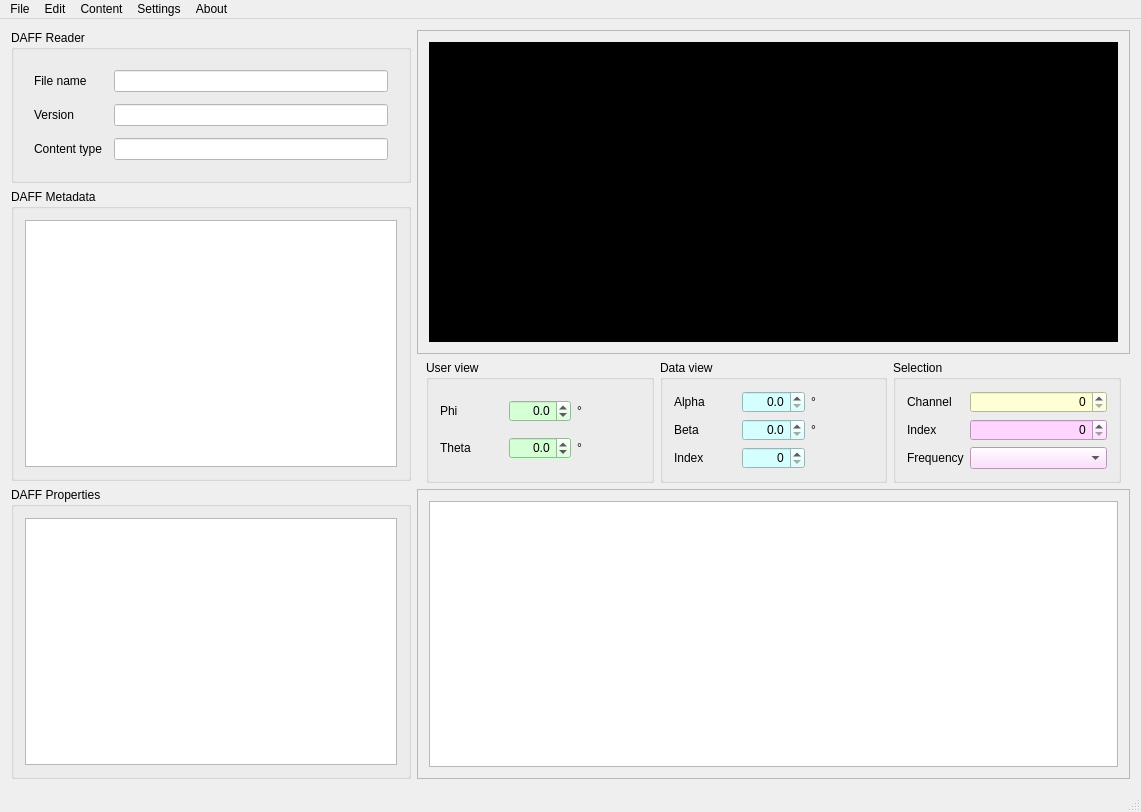
Old version of the form apps/viewer/ui/QDAFFViewerWindow.ui in the repository svn2github/opendaff.
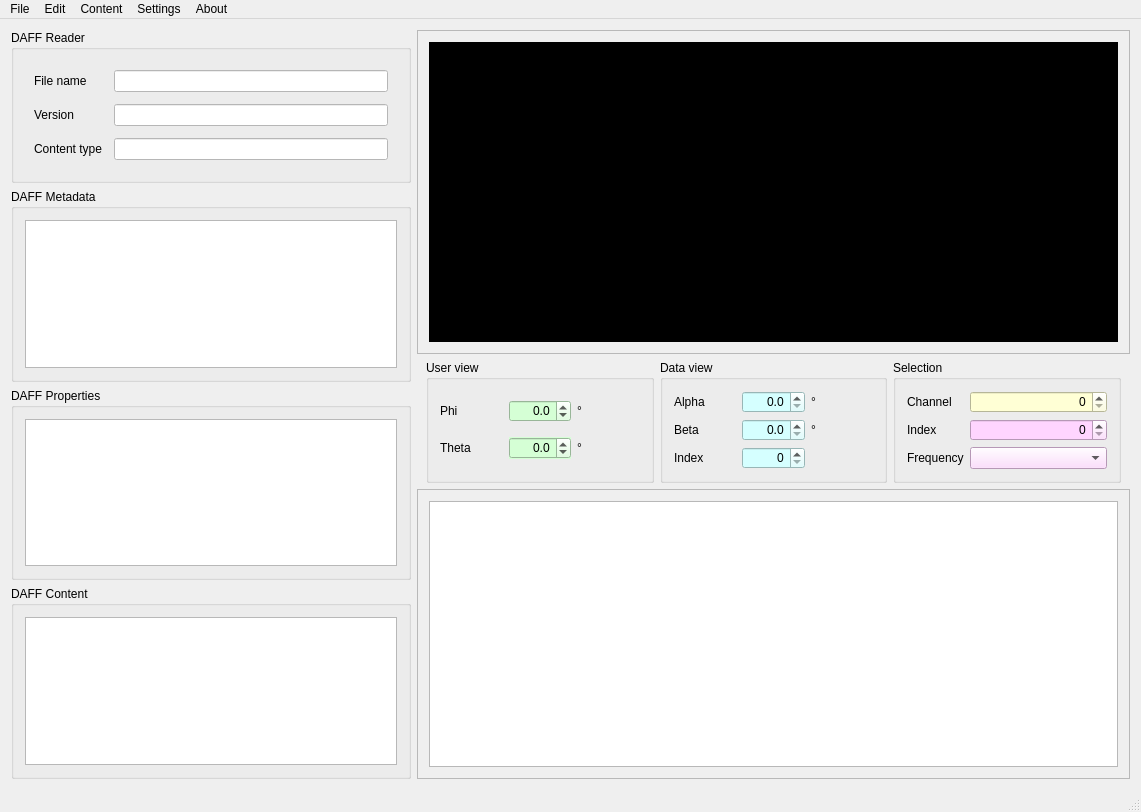
New version of the form. Custom widgets are drawn as their Qt base class.

Commit message: New feature in DAFFViewer: now also showing properties for all available content types in a dedicated table view. Fixing umlaut problem from binary metadata to Qt string Changing VTK interactor to terrain (no irritating rotation DOFs for this context) Default behavior of 2D plot changed: now plotting all channels initially (which complies with menu action for 2D plot settings) Adding missing resolution properties in properties table view. Fixing bug in recent file clear action

What changed in the file:
```diff
--- a/apps/viewer/ui/QDAFFViewerWindow.ui
+++ b/apps/viewer/ui/QDAFFViewerWindow.ui
@@ -39,7 +39,7 @@
     <item>
      <layout class="QHBoxLayout" name="horizontalLayout" stretch="3,6">
       <item>
-       <layout class="QVBoxLayout" name="layout_StaticInfo" stretch="0,1,1">
+       <layout class="QVBoxLayout" name="layout_StaticInfo" stretch="0,1,1,1">
         <item>
          <widget class="QDAFFHeaderGroupBox" name="groupBox_Reader">
           <property name="minimumSize">
@@ -206,6 +206,24 @@
           </layout>
          </widget>
         </item>
+        <item>
+         <widget class="QGroupBox" name="groupBox_DAFFContent">
+          <property name="toolTip">
+           <string>&lt;html&gt;&lt;head/&gt;&lt;body&gt;&lt;p&gt;The &lt;span style=&quot; font-weight:600;&quot;&gt;content&lt;/span&gt; of a DAFF file is the actual data -which can be of different type. These additional properties are shown here, because they are content-depending.&lt;/p&gt;&lt;/body&gt;&lt;/html&gt;</string>
+          </property>
+          <property name="styleSheet">
+           <string notr="true">font: 12pt &quot;Calibri&quot;;</string>
+          </property>
+          <property name="title">
+           <string>DAFF Content</string>
+          </property>
+          <layout class="QVBoxLayout" name="verticalLayout_3">
+           <item>
+            <widget class="QDAFFContentTableView" name="tableView_Content"/>
+           </item>
+          </layout>
+         </widget>
+        </item>
        </layout>
       </item>
       <item>
@@ -1069,6 +1087,11 @@
    <extends>QGraphicsView</extends>
    <header>QDAFF2DPlot.h</header>
   </customwidget>
+  <customwidget>
+   <class>QDAFFContentTableView</class>
+   <extends>QTableView</extends>
+   <header>QDAFFContentTable.h</header>
+  </customwidget>
  </customwidgets>
  <resources/>
  <connections/>
```
Left out of the diff: 12 changed lines with no effect on the pictures. The commit also changes 9 other files.
